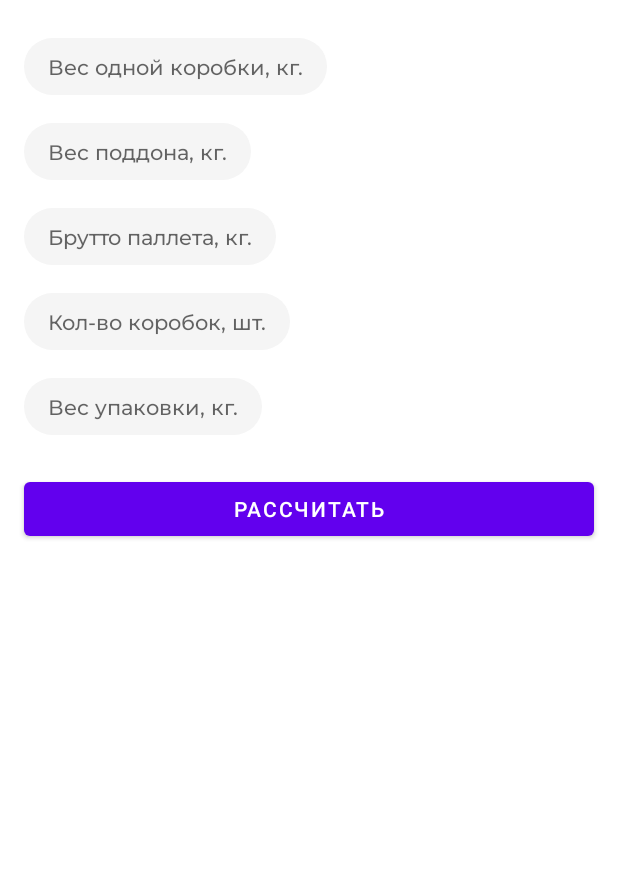
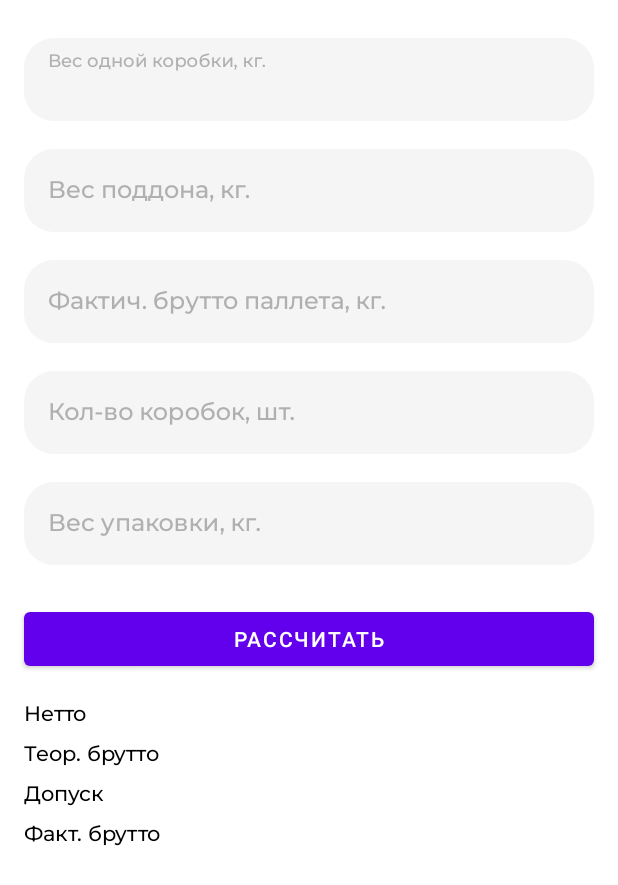
Before and after one commit to GoogelFist/PackerHelper, an Android app: the layout pallet_fragment.xml on its own in the app's theme, with its tools: preview values and no code run, on a phone screen of 412 x 824 dp. Shown: the top 885 px of the screen. Run offline under Robolectric (Android 15) with nearby library versions, the phone set to English and light mode, and no system bars.

Commit message:
add view model, states, events, add logic

```diff
--- /dev/null
+++ b/app/src/main/java/com/github/googelfist/packerhelper/presentation/screens/EventHandler.kt
@@ -0,0 +1,6 @@
+package com.github.googelfist.packerhelper.presentation.screens
+
+interface EventHandler<E> {
+
+    fun obtainEvent(event: E)
+}
--- /dev/null
+++ b/app/src/main/res/color/box_stroke_color_selector.xml
@@ -0,0 +1,5 @@
+<?xml version="1.0" encoding="utf-8"?>
+<selector xmlns:android="http://schemas.android.com/apk/res/android">
+    <item android:color="@color/bottom_stroke_focused_color" android:state_focused="true" />
+    <item android:color="@color/bottom_stroke_un_focused_color" />
+</selector>
--- a/app/src/main/res/layout/pallet_fragment.xml
+++ b/app/src/main/res/layout/pallet_fragment.xml
@@ -14,38 +14,26 @@
 
         <com.google.android.material.textfield.TextInputLayout
                 android:id="@+id/text_input_layout_box_weight"
-                android:layout_width="wrap_content"
+                style="@style/DefaultTextInputLayout"
+                android:layout_width="match_parent"
                 android:layout_height="wrap_content"
-                android:layout_marginStart="16dp"
-                android:layout_marginEnd="16dp"
+                android:layout_marginHorizontal="16dp"
+                android:hint="@string/box_weight_hint"
                 android:paddingVertical="9dp"
-                app:boxBackgroundColor="@color/text_input_background_color"
-                app:boxCornerRadiusBottomEnd="22dp"
-                app:boxCornerRadiusBottomStart="22dp"
-                app:boxCornerRadiusTopEnd="22dp"
-                app:boxCornerRadiusTopStart="22dp"
-                app:boxStrokeWidth="0dp"
-                app:boxStrokeWidthFocused="0dp"
-                app:endIconMode="clear_text"
-                app:hintEnabled="false"
-                app:hintTextAppearance="@style/Text.MontserratMedium.14.Nobel">
+                app:endIconMode="clear_text">
 
             <com.google.android.material.textfield.TextInputEditText
                     android:id="@+id/text_input_edit_text_box_weight"
+                    style="@style/DefaultTextInputEditText"
                     android:layout_width="match_parent"
                     android:layout_height="match_parent"
                     android:drawablePadding="-10dp"
-                    android:hint="@string/box_weight_hint"
                     android:imeOptions="actionNext"
                     android:inputType="numberDecimal"
                     android:lines="1"
                     android:maxLength="255"
                     android:maxLines="1"
-                    android:paddingTop="10dp"
-                    android:paddingBottom="9dp"
-                    android:singleLine="true"
-                    android:textAppearance="@style/Text.MontserratMedium.14.Black"
-                    tools:text="" />
+                    android:singleLine="true" />
 
         </com.google.android.material.textfield.TextInputLayout>
 
@@ -58,37 +46,26 @@
 
         <com.google.android.material.textfield.TextInputLayout
                 android:id="@+id/text_input_layout_tray_weight"
-                android:layout_width="wrap_content"
+                style="@style/DefaultTextInputLayout"
+                android:layout_width="match_parent"
                 android:layout_height="wrap_content"
-                android:layout_marginStart="16dp"
-                android:layout_marginEnd="16dp"
+                android:layout_marginHorizontal="16dp"
+                android:hint="@string/tray_weight_hint"
                 android:paddingVertical="9dp"
-                app:boxBackgroundColor="@color/text_input_background_color"
-                app:boxCornerRadiusBottomEnd="22dp"
-                app:boxCornerRadiusBottomStart="22dp"
-                app:boxCornerRadiusTopEnd="22dp"
-                app:boxCornerRadiusTopStart="22dp"
-                app:boxStrokeWidth="0dp"
-                app:boxStrokeWidthFocused="0dp"
-                app:endIconMode="clear_text"
-                app:hintEnabled="false"
-                app:hintTextAppearance="@style/Text.MontserratMedium.14.Nobel">
+                app:endIconMode="clear_text">
 
             <com.google.android.material.textfield.TextInputEditText
                     android:id="@+id/text_input_edit_text_tray_weight"
+                    style="@style/DefaultTextInputEditText"
                     android:layout_width="match_parent"
                     android:layout_height="match_parent"
                     android:drawablePadding="-10dp"
-                    android:hint="@string/tray_weight_hint"
                     android:imeOptions="actionNext"
                     android:inputType="numberDecimal"
                     android:lines="1"
                     android:maxLength="255"
                     android:maxLines="1"
-                    android:paddingTop="10dp"
-                    android:paddingBottom="9dp"
                     android:singleLine="true"
-                    android:textAppearance="@style/Text.MontserratMedium.14.Black"
                     tools:text="" />
 
         </com.google.android.material.textfield.TextInputLayout>
@@ -102,37 +79,26 @@
 
         <com.google.android.material.textfield.TextInputLayout
                 android:id="@+id/text_input_layout_gross_weight"
-                android:layout_width="wrap_content"
+                style="@style/DefaultTextInputLayout"
+                android:layout_width="match_parent"
                 android:layout_height="wrap_content"
-                android:layout_marginStart="16dp"
-                android:layout_marginEnd="16dp"
+                android:layout_marginHorizontal="16dp"
+                android:hint="@string/gross_weight_hint"
                 android:paddingVertical="9dp"
-                app:boxBackgroundColor="@color/text_input_background_color"
-                app:boxCornerRadiusBottomEnd="22dp"
-                app:boxCornerRadiusBottomStart="22dp"
-                app:boxCornerRadiusTopEnd="22dp"
-                app:boxCornerRadiusTopStart="22dp"
-                app:boxStrokeWidth="0dp"
-                app:boxStrokeWidthFocused="0dp"
-                app:endIconMode="clear_text"
-                app:hintEnabled="false"
-                app:hintTextAppearance="@style/Text.MontserratMedium.14.Nobel">
+                app:endIconMode="clear_text">
 
             <com.google.android.material.textfield.TextInputEditText
                     android:id="@+id/text_input_edit_text_gross_weight"
+                    style="@style/DefaultTextInputEditText"
                     android:layout_width="match_parent"
                     android:layout_height="match_parent"
                     android:drawablePadding="-10dp"
-                    android:hint="@string/gross_weight_hint"
                     android:imeOptions="actionNext"
                     android:inputType="numberDecimal"
                     android:lines="1"
                     android:maxLength="255"
                     android:maxLines="1"
-                    android:paddingTop="10dp"
-                    android:paddingBottom="9dp"
                     android:singleLine="true"
-                    android:textAppearance="@style/Text.MontserratMedium.14.Black"
                     tools:text="" />
 
         </com.google.android.material.textfield.TextInputLayout>
@@ -146,36 +112,26 @@
 
         <com.google.android.material.textfield.TextInputLayout
                 android:id="@+id/text_input_layout_box_count"
-                android:layout_width="wrap_content"
+                style="@style/DefaultTextInputLayout"
+                android:layout_width="match_parent"
                 android:layout_height="wrap_content"
-                android:layout_marginStart="16dp"
+                android:layout_marginHorizontal="16dp"
+                android:hint="@string/box_count_hint"
                 android:paddingVertical="9dp"
-                app:boxBackgroundColor="@color/text_input_background_color"
-                app:boxCornerRadiusBottomEnd="22dp"
-                app:boxCornerRadiusBottomStart="22dp"
-                app:boxCornerRadiusTopEnd="22dp"
-                app:boxCornerRadiusTopStart="22dp"
-                app:boxStrokeWidth="0dp"
-                app:boxStrokeWidthFocused="0dp"
-                app:endIconMode="clear_text"
-                app:hintEnabled="false"
-                app:hintTextAppearance="@style/Text.MontserratMedium.14.Nobel">
+                app:endIconMode="clear_text">
 
             <com.google.android.material.textfield.TextInputEditText
                     android:id="@+id/text_input_edit_text_box_count"
+                    style="@style/DefaultTextInputEditText"
                     android:layout_width="match_parent"
                     android:layout_height="match_parent"
                     android:drawablePadding="-10dp"
-                    android:hint="@string/box_count_hint"
                     android:imeOptions="actionNext"
                     android:inputType="number"
                     android:lines="1"
                     android:maxLength="255"
                     android:maxLines="1"
-                    android:paddingTop="10dp"
-                    android:paddingBottom="9dp"
                     android:singleLine="true"
-                    android:textAppearance="@style/Text.MontserratMedium.14.Black"
                     tools:text="" />
 
         </com.google.android.material.textfield.TextInputLayout>
@@ -189,36 +145,26 @@
 
         <com.google.android.material.textfield.TextInputLayout
                 android:id="@+id/text_input_layout_package_weight"
-                android:layout_width="wrap_content"
+                style="@style/DefaultTextInputLayout"
+                android:layout_width="match_parent"
                 android:layout_height="wrap_content"
-                android:layout_marginStart="16dp"
+                android:layout_marginHorizontal="16dp"
+                android:hint="@string/package_weight"
                 android:paddingVertical="9dp"
-                app:boxBackgroundColor="@color/text_input_background_color"
-                app:boxCornerRadiusBottomEnd="22dp"
-                app:boxCornerRadiusBottomStart="22dp"
-                app:boxCornerRadiusTopEnd="22dp"
-                app:boxCornerRadiusTopStart="22dp"
-                app:boxStrokeWidth="0dp"
-                app:boxStrokeWidthFocused="0dp"
-                app:endIconMode="clear_text"
-                app:hintEnabled="false"
-                app:hintTextAppearance="@style/Text.MontserratMedium.14.Nobel">
+                app:endIconMode="clear_text">
 
             <com.google.android.material.textfield.TextInputEditText
                     android:id="@+id/text_input_edit_text_package_weight"
+                    style="@style/DefaultTextInputEditText"
                     android:layout_width="match_parent"
                     android:layout_height="match_parent"
                     android:drawablePadding="-10dp"
-                    android:hint="@string/package_weight"
-                    android:imeOptions="actionNext"
+                    android:imeOptions="actionDone"
                     android:inputType="number"
                     android:lines="1"
                     android:maxLength="255"
                     android:maxLines="1"
-                    android:paddingTop="10dp"
-                    android:paddingBottom="9dp"
                     android:singleLine="true"
-                    android:textAppearance="@style/Text.MontserratMedium.14.Black"
                     tools:text="" />
 
         </com.google.android.material.textfield.TextInputLayout>
@@ -231,8 +177,42 @@
             android:layout_height="wrap_content"
             android:layout_marginHorizontal="16dp"
             android:layout_marginTop="16dp"
-            android:focusable="true"
-            android:focusableInTouchMode="true"
             android:text="@string/calculate_button" />
 
+    <TextView
+            android:id="@+id/tv_clear_weight"
+            android:layout_width="match_parent"
+            android:layout_height="wrap_content"
+            android:layout_marginHorizontal="16dp"
+            android:layout_marginTop="16dp"
+            android:textAppearance="@style/Text.MontserratMedium.14.Black"
+            tools:text="Нетто" />
+
+    <TextView
+            android:id="@+id/tv_theoretical_gross"
+            android:layout_width="match_parent"
+            android:layout_height="wrap_content"
+            android:layout_marginHorizontal="16dp"
+            android:layout_marginTop="8dp"
+            android:textAppearance="@style/Text.MontserratMedium.14.Black"
+            tools:text="Теор. брутто" />
+
+    <TextView
+            android:id="@+id/tv_allow"
+            android:layout_width="match_parent"
+            android:layout_height="wrap_content"
+            android:layout_marginHorizontal="16dp"
+            android:layout_marginTop="8dp"
+            android:textAppearance="@style/Text.MontserratMedium.14.Black"
+            tools:text="Допуск" />
+
+    <TextView
+            android:id="@+id/tv_real_gross"
+            android:layout_width="match_parent"
+            android:layout_height="wrap_content"
+            android:layout_marginHorizontal="16dp"
+            android:layout_marginTop="8dp"
+            android:textAppearance="@style/Text.MontserratMedium.14.Black"
+            tools:text="Факт. брутто" />
+
 </androidx.appcompat.widget.LinearLayoutCompat>
--- a/app/src/main/res/navigation/main_graph.xml
+++ b/app/src/main/res/navigation/main_graph.xml
@@ -5,7 +5,7 @@
         app:startDestination="@id/palletFragment2">
     <fragment
             android:id="@+id/palletFragment2"
-            android:name="com.github.googelfist.packerhelper.presentation.PalletFragment"
+            android:name="com.github.googelfist.packerhelper.presentation.screens.pallet.PalletFragment"
             android:label="PalletFragment" />
     <fragment
             android:id="@+id/piecesCountingFragment2"
--- a/app/src/main/res/navigation/pallet_tab.xml
+++ b/app/src/main/res/navigation/pallet_tab.xml
@@ -7,7 +7,7 @@
 
     <fragment
             android:id="@+id/palletFragment"
-            android:name="com.github.googelfist.packerhelper.presentation.PalletFragment"
+            android:name="com.github.googelfist.packerhelper.presentation.screens.pallet.PalletFragment"
             android:label="main_tab_fragment"
             tools:layout="@layout/pallet_fragment" />
 
--- a/app/src/main/res/values/colors.xml
+++ b/app/src/main/res/values/colors.xml
@@ -8,13 +8,25 @@
     <color name="black">#FF000000</color>
     <color name="white">#FFFFFFFF</color>
 
+
+    <color name="torch_red">#FF002E</color>
+    <color name="coral_red">#FF4545</color>
+    <color name="alabaster">#FBFBFB</color>
+    <color name="alto">#DFDFDF</color>
     <color name="silver_chalice">#B0B0B0</color>
     <color name="nobel">#B3B3B3</color>
     <color name="wild_sand">#F5F5F5</color>
+
+    <color name="edit_text_box_background_color">@color/alabaster</color>
+    <color name="edit_text_hint_color">@color/silver_chalice</color>
+    <color name="edit_text_error_text_color">@color/torch_red</color>
 
     <!--  tabs bottom menu  -->
     <color name="checked_item_color">@color/black</color>
     <color name="unchecked_item_color">@color/silver_chalice</color>
 
     <color name="text_input_background_color">@color/wild_sand</color>
+
+    <color name="bottom_stroke_focused_color">@color/alto</color>
+    <color name="bottom_stroke_un_focused_color">@color/alto</color>
 </resources>
--- a/app/src/main/res/values/strings.xml
+++ b/app/src/main/res/values/strings.xml
@@ -1,4 +1,5 @@
 <resources>
+
     <string name="app_name">Packer Helper</string>
 
     <string name="bottom_menu_pallet_title">Паллет</string>
@@ -6,9 +7,17 @@
     <string name="box_count_hint">Кол-во коробок, шт.</string>
     <string name="box_weight_hint">Вес одной коробки, кг.</string>
     <string name="tray_weight_hint">Вес поддона, кг.</string>
-    <string name="gross_weight_hint">Брутто паллета, кг.</string>
+    <string name="gross_weight_hint">Фактич. брутто паллета, кг.</string>
     <string name="calculate_button">Рассчитать</string>
     <string name="package_weight_hint">Вес упаковки, кг.</string>
     <string name="package_weight_edit_button">Изм.</string>
     <string name="package_weight">Вес упаковки, кг.</string>
+
+    <string name="clear_weight_message">Нетто: %1$.2f</string>
+    <string name="allow_message">Допуск нетто 1%% : %1$.2f</string>
+    <string name="theoretical_gross_message">Теор. брутто: %1$.2f</string>
+    <string name="less_real_gross_message">Фактич. брутто (%1$.2f кг.) меньше нижней границы допуска на %2$.2f кг.</string>
+    <string name="correct_real_gross_message">Фактич. брутто (%1$.2f кг.) в границах допуска ( %2$.2f кг. )</string>
+    <string name="more_real_gross_message">Фактич. брутто (%1$.2f кг.) больше верхней границы допуска на + %2$.2f кг.</string>
+
 </resources>
--- /dev/null
+++ b/app/src/main/res/values/styles.xml
@@ -0,0 +1,28 @@
+<?xml version="1.0" encoding="utf-8"?>
+<resources>
+
+    <style name="DefaultTextInputLayout" parent="Widget.MaterialComponents.TextInputLayout.FilledBox">
+        <item name="boxBackgroundColor">@color/text_input_background_color</item>
+        <item name="boxCornerRadiusTopStart">20dp</item>
+        <item name="boxCornerRadiusTopEnd">20dp</item>
+        <item name="boxCornerRadiusBottomStart">20dp</item>
+        <item name="boxCornerRadiusBottomEnd">20dp</item>
+        <item name="boxCollapsedPaddingTop">8dp</item>
+        <item name="boxStrokeErrorColor">@color/edit_text_error_text_color</item>
+        <item name="boxStrokeColor">@color/box_stroke_color_selector</item>
+        <item name="boxStrokeWidth">0dp</item>
+        <item name="boxStrokeWidthFocused">0dp</item>
+        <item name="hintTextAppearance">@style/Text.MontserratMedium.12</item>
+        <item name="hintTextColor">@color/edit_text_hint_color</item>
+        <item name="android:textColorHint">@color/edit_text_hint_color</item>
+        <item name="errorEnabled">false</item>
+        <item name="errorIconDrawable">@null</item>
+        <item name="errorTextColor">@color/edit_text_error_text_color</item>
+        <item name="errorTextAppearance">@style/Text.MontserratRegular.12</item>
+    </style>
+
+    <style name="DefaultTextInputEditText">
+        <item name="android:textAppearance">@style/Text.MontserratMedium.16.Black</item>
+    </style>
+
+</resources>
--- a/app/src/main/res/values/text_styles.xml
+++ b/app/src/main/res/values/text_styles.xml
@@ -7,6 +7,10 @@
 
     <style name="Text.MontserratMedium">
         <item name="android:fontFamily">@font/montserrat_medium</item>
+    </style>
+
+    <style name="Text.MontserratMedium.12">
+        <item name="android:textSize">12sp</item>
     </style>
 
     <style name="Text.MontserratMedium.14">
@@ -19,6 +23,14 @@
 
     <style name="Text.MontserratMedium.14.Nobel">
         <item name="android:textColor">@color/nobel</item>
+    </style>
+
+    <style name="Text.MontserratMedium.16">
+        <item name="android:textSize">16sp</item>
+    </style>
+
+    <style name="Text.MontserratMedium.16.Black">
+        <item name="android:textColor">@color/black</item>
     </style>
 
     <!--      MontserratSemiBold  -->
@@ -35,4 +47,14 @@
         <item name="android:textColor">@color/black</item>
     </style>
 
+    <!--  MontserratRegular  -->
+
+    <style name="Text.MontserratRegular">
+        <item name="android:fontFamily">@font/montserrat_regular</item>
+    </style>
+
+    <style name="Text.MontserratRegular.12">
+        <item name="android:textSize">12sp</item>
+    </style>
+
 </resources>
```
Also changed, not shown: app/src/main/java/com/github/googelfist/packerhelper/presentation/PalletFragment.kt (deleted, +0 -7 lines), app/src/main/java/com/github/googelfist/packerhelper/presentation/screens/InputTextHelper.kt (added, +22 -0 lines), app/src/main/java/com/github/googelfist/packerhelper/presentation/screens/pallet/PalletFragment.kt (added, +153 -0 lines), app/src/main/java/com/github/googelfist/packerhelper/presentation/screens/pallet/PalletViewModel.kt (added, +69 -0 lines), app/src/main/java/com/github/googelfist/packerhelper/presentation/screens/pallet/model/PalletEvent.kt (added, +13 -0 lines), app/src/main/java/com/github/googelfist/packerhelper/presentation/screens/pallet/model/PalletState.kt (added, +30 -0 lines), app/src/main/res/font/montserrat_regular.ttf (added).
